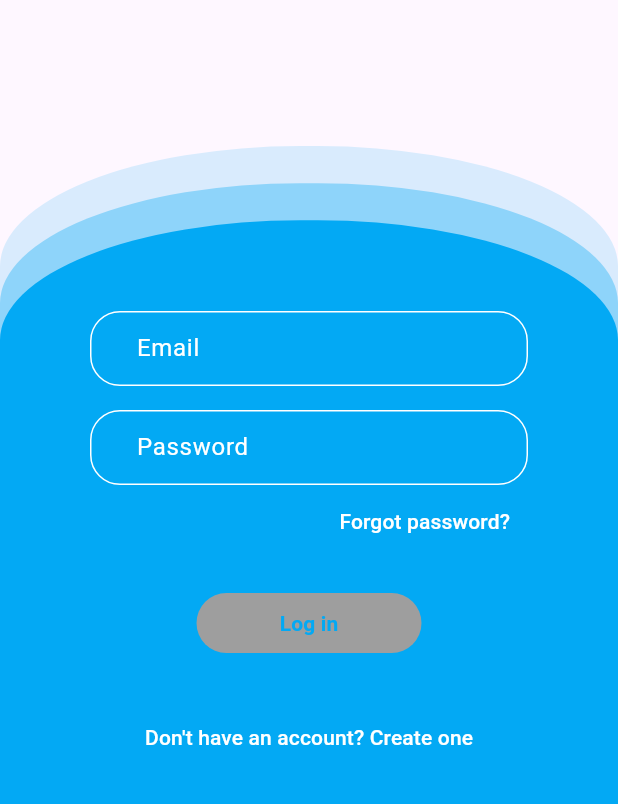
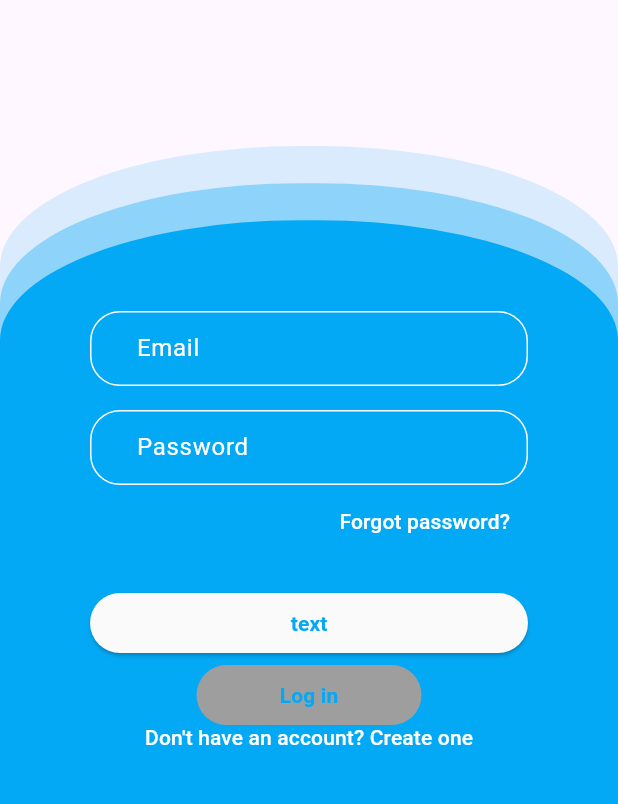
Before and after one commit to covaciuandrei/Home-Linker, a Flutter app: the screen it shows after launch, after a tap on "Log in", on a phone screen of 412 x 824 dp, the part 373-1177 px from its top. Run offline on Flutter 3.47's test engine with Material 3 defaults, Android fonts, the phone set to English and light mode, and no system bars; our stand-ins replace auto_route, equatable, firebase_auth, firebase_core, flutter_bloc, flutter_secure_storage and 4 more; accounts and stored records are empty; generated files the repository leaves out were written again.

Commit message:
#15 simplified and improved code and also made logout button work

```diff
--- a/lib/cubit/introductive/introductive_cubit.dart
+++ b/lib/cubit/introductive/introductive_cubit.dart
@@ -11,7 +11,11 @@ class IntroductiveCubit extends BaseCubit {
   Future<void> load() async {
     safeEmit(PendingState());
 
-    Future.delayed(const Duration(milliseconds: 100),
-        () => safeEmit(LoadingFinishedState()));
+    Future.delayed(
+        const Duration(milliseconds: 100), () => safeEmit(PageLoadedState()));
   }
+
+  void goToSignup() => safeEmit(NavigateToSignupState());
+
+  void goToLogin() => safeEmit(NavigateToLoginState());
 }
--- a/lib/cubit/introductive/introductive_states.dart
+++ b/lib/cubit/introductive/introductive_states.dart
@@ -1,3 +1,7 @@
 part of 'package:homelinker/cubit/introductive/introductive_cubit.dart';
 
-class LoadingFinishedState extends BaseState {}
+class PageLoadedState extends BaseState {}
+
+class NavigateToLoginState extends BaseState {}
+
+class NavigateToSignupState extends BaseState {}
--- a/lib/cubit/login/login_cubit.dart
+++ b/lib/cubit/login/login_cubit.dart
@@ -1,3 +1,4 @@
+import 'package:firebase_auth/firebase_auth.dart';
 import 'package:flutter_bloc/flutter_bloc.dart';
 import 'package:homelinker/cubit/base_cubit.dart';
 import 'package:homelinker/cubit/base_state.dart';
@@ -72,4 +73,9 @@ class LoginCubit extends BaseCubit {
   void goBack() {
     safeEmit(NavigateToIntroductiveState());
   }
+
+  void checkLoggedUser() {
+    final user = FirebaseAuth.instance.currentUser;
+    print(user);
+  }
 }
--- a/lib/cubit/settings/settings_cubit.dart
+++ b/lib/cubit/settings/settings_cubit.dart
@@ -1,12 +1,15 @@
 import 'package:homelinker/cubit/base_cubit.dart';
 import 'package:homelinker/cubit/base_state.dart';
+import 'package:homelinker/services/account/account_service.dart';
 import 'package:injectable/injectable.dart';
 
 part 'package:homelinker/cubit/settings/settings_states.dart';
 
 @injectable
 class SettingsCubit extends BaseCubit {
-  SettingsCubit() : super(InitialState());
+  SettingsCubit(this._accountService) : super(InitialState());
+
+  final AccountService _accountService;
 
   Future<void> deleteAccount() async {
     safeEmit(PendingState());
@@ -18,4 +21,6 @@ class SettingsCubit extends BaseCubit {
       safeEmit(SomethingWentWrongState());
     }
   }
+
+  Future<void> logOut() async => await _accountService.logout();
 }
--- a/lib/presentation/pages/home/home_page.dart
+++ b/lib/presentation/pages/home/home_page.dart
@@ -44,9 +44,8 @@ class _HomePageState extends State<HomePage> {
             floatingActionButton: FloatingActionButton(
               backgroundColor: Colors.lightBlue,
               foregroundColor: Colors.white,
-              onPressed: () {
-                AutoRouter.of(context).push(const NewPropertyRoute());
-              },
+              onPressed: () =>
+                  AutoRouter.of(context).push(const NewPropertyRoute()),
               child: const Icon(
                 Icons.add,
                 size: 30,
--- a/lib/presentation/pages/introductive/introductive_page.dart
+++ b/lib/presentation/pages/introductive/introductive_page.dart
@@ -27,7 +27,13 @@ class _IntroductivePageState extends State<IntroductivePage> {
   @override
   Widget build(BuildContext context) {
     return BlocConsumer<IntroductiveCubit, BaseState>(
-      listener: (context, state) {},
+      listener: (context, state) {
+        if (state is NavigateToSignupState) {
+          AutoRouter.of(context).push(const SignupRoute());
+        } else if (state is NavigateToLoginState) {
+          AutoRouter.of(context).push(const LoginRoute());
+        }
+      },
       builder: (context, state) {
         return Scaffold(
           body: IntroductiveBackground(
@@ -85,18 +91,18 @@ class _IntroductivePageState extends State<IntroductivePage> {
                         text: 'Log in',
                         width: 240,
                         height: 44,
-                        onPressed: () {
-                          AutoRouter.of(context).push(const LoginRoute());
-                        },
+                        onPressed: () =>
+                            BlocProvider.of<IntroductiveCubit>(context)
+                                .goToLogin(),
                       ),
                       const SizedBox(height: 16),
                       MainButton(
                         text: 'Sign Up',
                         width: 240,
                         height: 44,
-                        onPressed: () {
-                          AutoRouter.of(context).push(const SignupRoute());
-                        },
+                        onPressed: () =>
+                            BlocProvider.of<IntroductiveCubit>(context)
+                                .goToSignup(),
                       ),
                     ],
                   ),
--- a/lib/presentation/pages/login/login_page.dart
+++ b/lib/presentation/pages/login/login_page.dart
@@ -53,14 +53,6 @@ class _LoginPageState extends State<LoginPage> {
         }
         return Scaffold(
           appBar: AppBar(),
-          // appBar: MainAppBar(
-          //   color: Colors.white,
-          //   onBackButtonPressed: () {
-          //     BlocProvider.of<LoginCubit>(context).goBack();
-          //     emailTextController.text = '';
-          //     passwordTextController.text = '';
-          //   },
-          // ),
           body: BlueShadowBackground(
             child: Center(
               child: Column(
@@ -118,6 +110,10 @@ class _LoginPageState extends State<LoginPage> {
                                 ),
                                 const SizedBox(height: 20),
                                 MainButton(
+                                    text: 'text',
+                                    onPressed: () => BlocProvider.of<LoginCubit>(context)
+                                          .checkLoggedUser(),),
+                                MainButton(
                                   width: 150,
                                   text: 'Log in',
                                   isEnabled: isButtonAvailable,
--- a/lib/presentation/pages/new_property/new_property_page.dart
+++ b/lib/presentation/pages/new_property/new_property_page.dart
@@ -30,7 +30,7 @@ class _NewPropertyPageState extends State<NewPropertyPage> {
   @override
   Widget build(BuildContext context) {
     final border = OutlineInputBorder(
-      borderSide: BorderSide(color: Colors.white),
+      borderSide: const BorderSide(color: Colors.white),
       borderRadius: BorderRadius.circular(32.0),
     );
     return BlocConsumer<NewPropertyCubit, BaseState>(
@@ -39,7 +39,7 @@ class _NewPropertyPageState extends State<NewPropertyPage> {
         return Scaffold(
           appBar: const MainAppBar(title: 'Add a new Property'),
           body: BlueShadowBackground(
-            child: Container(
+            child: SizedBox(
               // color: Colors.amber,
               width: MediaQuery.of(context).size.width,
               // height: 500,
@@ -111,7 +111,7 @@ class _NewPropertyPageState extends State<NewPropertyPage> {
                   ),
                   Expanded(
                     child: SingleChildScrollView(
-                      child: Container(
+                      child: SizedBox(
                         width: MediaQuery.of(context).size.width,
                         // color: Colors.purple,
                         child: Column(
```
Also changed, not shown: lib/presentation/pages/settings/settings_page.dart (+6 -11 lines), lib/presentation/pages/signup/signup_page.dart (+3 -6 lines), lib/presentation/widgets/main_appbar.dart (+9 -31 lines).
